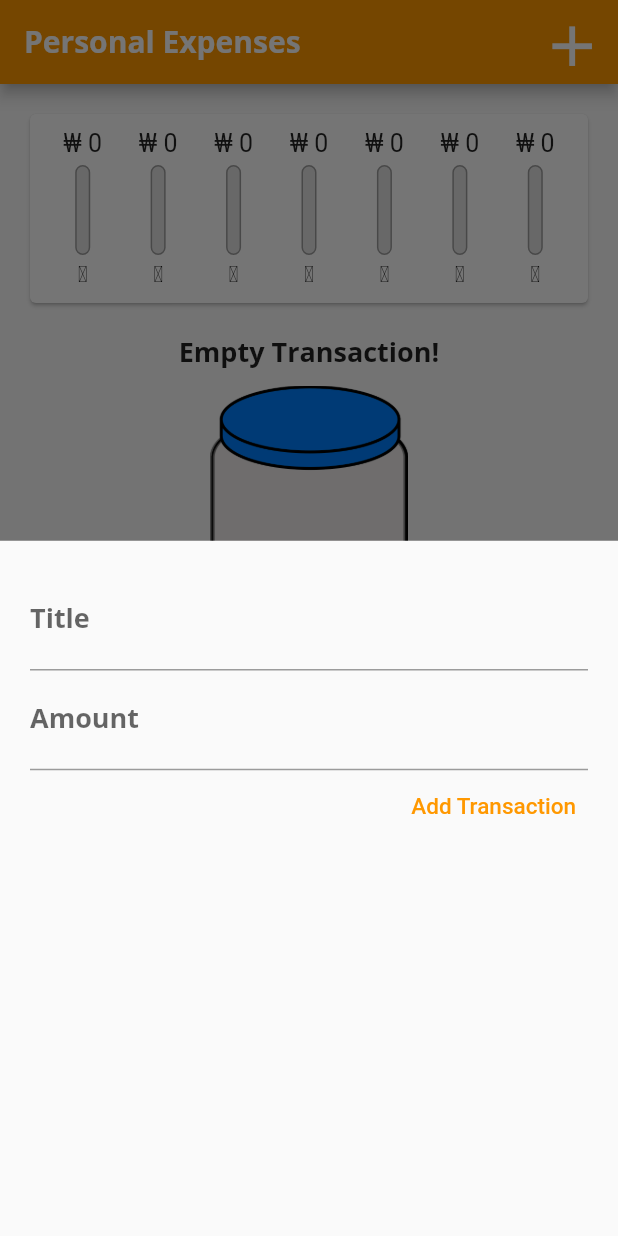
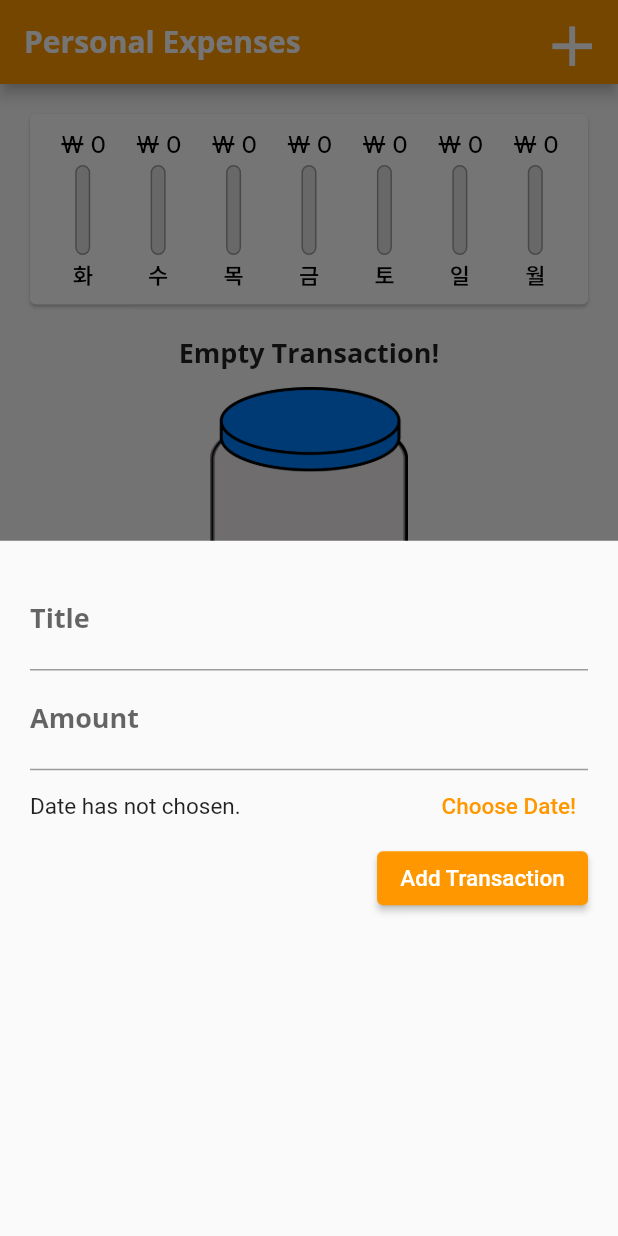
Before and after one commit to eiclipse/gitflutter, a Flutter app: the screen it shows after launch, after a tap on the "add" icon, on a phone screen of 412 x 824 dp. Run offline on Flutter 3.47's test engine with Material 2 defaults, Android fonts, the phone set to English and light mode, and no system bars.

Commit message:
DatePicker, delete function added.

```diff
--- a/lib/main.dart
+++ b/lib/main.dart
@@ -35,12 +35,32 @@
                 fontWeight: FontWeight.bold,
                 fontSize: 18,
               ),
+              titleSmall: const TextStyle(
+                fontWeight: FontWeight.normal,
+                color: Colors.white,
+              ),
+              labelMedium: const TextStyle(
+                fontFamily: 'SUIT',
+                fontWeight: FontWeight.w600,
+                fontSize: 15,
+              ),
+              labelSmall: const TextStyle(
+                fontFamily: 'SUIT',
+                color: Colors.black87,
+              ),
             ),
+        elevatedButtonTheme: ElevatedButtonThemeData(
+          style: ElevatedButton.styleFrom(
+            backgroundColor: Colors.orange,
+            foregroundColor: Colors.white,
+          ),
+        ),
         appBarTheme: const AppBarTheme(
           titleTextStyle: TextStyle(
             fontFamily: 'OpenSans',
             fontSize: 20,
             fontWeight: FontWeight.bold,
+            color: Colors.white,
           ),
         ),
       ),
@@ -58,12 +78,23 @@
   final List<Transaction> _transactions = [];
 
   // new trasaction add function
-  void _addTransaction(String title, int amount) {
+  void _addTransaction(String title, int amount, DateTime date) {
     setState(() {
       _transactions.add(
         Transaction(
-            id: 't2', title: title, amount: amount, date: DateTime.now()),
+            id: '${UniqueKey().hashCode}',
+            title: title,
+            amount: amount,
+            date: date),
       );
+    });
+  }
+
+  // delete transaction function
+  void _deleteTransaction(String id) {
+    setState(() {
+      // 리스트를 돌며 조건에 해당하는 요소 모두 제거
+      _transactions.removeWhere((tx) => tx.id == id);
     });
   }
 
@@ -91,8 +122,15 @@
         ],
       ),
       body: Column(children: [
-        Chart(_transactions), // chart area
-        TransactionList(_transactions), // transaction area
+        Chart(_transactions),
+        // chart area
+        Expanded(
+          child: TransactionList(
+            _transactions,
+            _deleteTransaction,
+          ),
+        ),
+        // transaction area
       ]),
       floatingActionButton: FloatingActionButton(
         onPressed: _showNewTransaction,
--- a/lib/widgets/chart_bar.dart
+++ b/lib/widgets/chart_bar.dart
@@ -1,4 +1,5 @@
 import 'package:flutter/material.dart';
+import 'package:intl/intl.dart';
 
 class ChartBar extends StatelessWidget {
   final String day;
@@ -6,10 +7,10 @@ class ChartBar extends StatelessWidget {
   final double spendingPercent;
 
   const ChartBar(
-      this.day,
-      this.amount,
-      this.spendingPercent,
-      );
+    this.day,
+    this.amount,
+    this.spendingPercent,
+  );
 
   @override
   Widget build(BuildContext context) {
@@ -18,7 +19,10 @@ class ChartBar extends StatelessWidget {
         SizedBox(
           height: 20,
           child: FittedBox(
-            child: Text('₩ $amount'),
+            child: Text(
+              '₩ ${NumberFormat('###,###,###').format(amount)}',
+              style: Theme.of(context).textTheme.labelMedium,
+            ),
           ),
         ),
         const SizedBox(
@@ -28,16 +32,15 @@ class ChartBar extends StatelessWidget {
           height: 60,
           width: 10,
           child: Stack(
-            alignment: Alignment.center,
+            //alignment: Alignment.center,
             children: [
               Container(
-                padding: const EdgeInsets.all(5),
                 decoration: BoxDecoration(
                   border: Border.all(
                     color: Colors.grey,
                     width: 1,
                   ),
-                  borderRadius: BorderRadius.circular(5),
+                  borderRadius: BorderRadius.circular(10),
                   color: const Color.fromARGB(220, 223, 223, 223),
                 ),
               ),
@@ -47,7 +50,7 @@ class ChartBar extends StatelessWidget {
                 child: SizedBox(
                   child: Container(
                     decoration: BoxDecoration(
-                      borderRadius: BorderRadius.circular(5),
+                      borderRadius: BorderRadius.circular(10),
                       color: Theme.of(context).colorScheme.primary,
                     ),
                   ),
@@ -56,10 +59,13 @@ class ChartBar extends StatelessWidget {
             ],
           ),
         ),
-        SizedBox(
+        const SizedBox(
           height: 4,
         ),
-        Text(day),
+        Text(
+          day,
+          style: Theme.of(context).textTheme.labelMedium,
+        ),
       ],
     );
   }
--- a/lib/widgets/new_transaction.dart
+++ b/lib/widgets/new_transaction.dart
@@ -1,4 +1,5 @@
 import 'package:flutter/material.dart';
+import 'package:intl/intl.dart';
 
 class NewTransaction extends StatefulWidget {
   final Function addTransaction;
@@ -10,20 +11,39 @@ class NewTransaction extends StatefulWidget {
 }
 
 class _NewTransactionState extends State<NewTransaction> {
-  final TextEditingController titleController = TextEditingController();
-  final TextEditingController amountController = TextEditingController();
+  final TextEditingController _titleController = TextEditingController();
+  final TextEditingController _amountController = TextEditingController();
+  DateTime? _selectedDate;
 
-  void submitData() {
+  void _submitData() {
+    if (_amountController.text.isEmpty) return;
+
+    final title = _titleController.text;
+    final amount = int.parse(_amountController.text);
     // if nothing is typed
-    if (titleController.text.isEmpty || amountController.text.isEmpty) return;
+    if (title.isEmpty || amount <= 0 || _selectedDate == null) return;
 
     widget.addTransaction(
       // add data to list
-      titleController.text,
-      int.parse(amountController.text),
+      title,
+      amount,
+      _selectedDate
     );
 
     Navigator.of(context).pop(); // close modal
+  }
+
+  void _showDatePicker() {
+    showDatePicker(
+      context: context,
+      initialDate: DateTime.now(),
+      firstDate: DateTime(2022),
+      lastDate: DateTime.now(),
+    ).then((date) { // 사용자가 데이트피커를 연 후 취소/확인 버튼을 눌렀을 때 실행됨.
+      setState(() {
+        if(date != null) _selectedDate = date; // 날짜를 선택했다면
+      });
+    });
   }
 
   @override
@@ -34,11 +54,11 @@ class _NewTransactionState extends State<NewTransaction> {
         crossAxisAlignment: CrossAxisAlignment.end,
         children: [
           TextField(
-            controller: titleController,
+            controller: _titleController,
             decoration: const InputDecoration(
               label: Text('Title'),
             ),
-            onSubmitted: (_) => submitData(),
+            onSubmitted: (_) => _submitData(),
             /* onSubmitted 는 String 매개변수를 받는 함수를 넘겨줘야 함
                but submitData는 매개변수가 필요없는 함수라
                사용하지 않는 매개변수를 받는 익명함수를 만들어 내부적으로 submitData를 넘겨야하는데
@@ -46,15 +66,29 @@ class _NewTransactionState extends State<NewTransaction> {
              */
           ),
           TextField(
-            controller: amountController,
+            controller: _amountController,
             decoration: const InputDecoration(
               label: Text('Amount'),
             ),
             keyboardType: TextInputType.number,
-            onSubmitted: (_) => submitData(),
+            onSubmitted: (_) => _submitData(),
           ),
-          TextButton(
-            onPressed: submitData,
+          Row(
+            children: [
+              Expanded(
+                child: Text(
+                  _selectedDate == null ? 'Date has not chosen.' : DateFormat('yMEd', 'ko_KR').format(_selectedDate!),
+                  style: Theme.of(context).textTheme.bodyMedium,
+                ),
+              ),
+              TextButton(
+                onPressed: _showDatePicker,
+                child: const Text('Choose Date!'),
+              ),
+            ],
+          ),
+          ElevatedButton(
+            onPressed: _submitData,
             child: const Text(
               'Add Transaction',
             ),
--- a/pubspec.yaml
+++ b/pubspec.yaml
@@ -89,6 +89,10 @@ flutter:
         - asset: assets/fonts/Quicksand-Medium.ttf
         - asset: assets/fonts/Quicksand-Regular.ttf
           weight: 700
+    - family: SUIT
+      fonts:
+        - asset: assets/fonts/SUIT-Variable.ttf
+          weight: 700
   #
   # For details regarding fonts from package dependencies,
   # see https://flutter.dev/custom-fonts/#from-packages
```
Also changed, not shown: lib/widgets/transaction_list.dart (+10 -5 lines), assets/fonts/SUIT-Variable.ttf (added), 3 other files.
